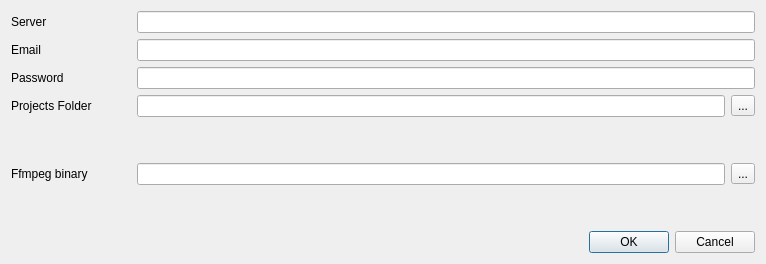
Old version of the form module/wildchildanimation/gui/forms/maya/connection_dialog.ui in the repository dearyangyu/swing.
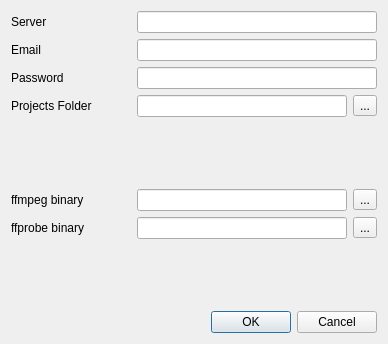
New version of the form.

What changed in the file:
```diff
--- a/module/wildchildanimation/gui/forms/maya/connection_dialog.ui
+++ b/module/wildchildanimation/gui/forms/maya/connection_dialog.ui
@@ -6,8 +6,8 @@
    <rect>
     <x>0</x>
     <y>0</y>
-    <width>766</width>
-    <height>264</height>
+    <width>388</width>
+    <height>344</height>
    </rect>
   </property>
   <property name="windowTitle">
@@ -144,7 +144,7 @@
         </size>
        </property>
        <property name="text">
-        <string>Ffmpeg binary</string>
+        <string>ffmpeg binary</string>
        </property>
       </widget>
      </item>
@@ -164,6 +164,37 @@
      </item>
     </layout>
    </item>
+   <item>
+    <layout class="QHBoxLayout" name="horizontalLayout_6">
+     <item>
+      <widget class="QLabel" name="label_4">
+       <property name="minimumSize">
+        <size>
+         <width>120</width>
+         <height>0</height>
+        </size>
+       </property>
+       <property name="text">
+        <string>ffprobe binary</string>
+       </property>
+      </widget>
+     </item>
+     <item>
+      <widget class="QLineEdit" name="lineEditFfprobeBin">
+       <property name="toolTip">
+        <string>&lt;html&gt;&lt;head/&gt;&lt;body&gt;&lt;p&gt;Location of ffmpeg executable, usually something like &lt;/p&gt;&lt;p&gt;&lt;br/&gt;&lt;/p&gt;&lt;p&gt;C:\ffmpeg\ffmpeg-20200831-4a11a6f-win64-static\bin\ffmpeg.exe&lt;/p&gt;&lt;/body&gt;&lt;/html&gt;</string>
+       </property>
+      </widget>
+     </item>
+     <item>
+      <widget class="QToolButton" name="toolButtonFfprobeBin">
+       <property name="text">
+        <string>...</string>
+       </property>
+      </widget>
+     </item>
+    </layout>
+   </item>
    <item>
     <spacer name="verticalSpacer_2">
      <property name="orientation">
```
